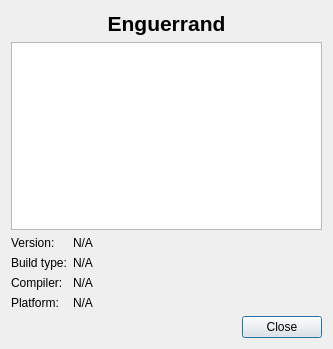
The window that src/ui/AboutDialog.ui (vmartinlac/enguerrand) describes before a commit, drawn with Qt 5.
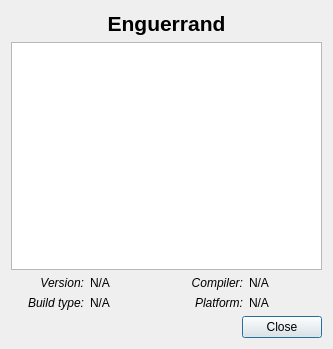
The same window after the commit.

Commit message: Improved about dialog.

```diff
--- a/src/ui/AboutDialog.ui
+++ b/src/ui/AboutDialog.ui
@@ -39,54 +39,20 @@
     </widget>
    </item>
    <item>
-    <layout class="QFormLayout" name="formLayout">
-     <item row="1" column="0">
-      <widget class="QLabel" name="buildTypeLabel">
-       <property name="text">
-        <string>Build type:</string>
-       </property>
-      </widget>
-     </item>
-     <item row="1" column="1">
-      <widget class="QLabel" name="build_type_label">
-       <property name="text">
-        <string>N/A</string>
-       </property>
-      </widget>
-     </item>
-     <item row="3" column="0">
-      <widget class="QLabel" name="label_3">
-       <property name="text">
-        <string>Platform:</string>
-       </property>
-      </widget>
-     </item>
-     <item row="3" column="1">
-      <widget class="QLabel" name="platform_label">
-       <property name="text">
-        <string>N/A</string>
-       </property>
-      </widget>
-     </item>
-     <item row="2" column="0">
-      <widget class="QLabel" name="label_5">
-       <property name="text">
-        <string>Compiler:</string>
-       </property>
-      </widget>
-     </item>
-     <item row="2" column="1">
-      <widget class="QLabel" name="compiler_label">
-       <property name="text">
-        <string>N/A</string>
-       </property>
-      </widget>
-     </item>
+    <layout class="QGridLayout" name="gridLayout">
      <item row="0" column="0">
       <widget class="QLabel" name="label_7">
+       <property name="font">
+        <font>
+         <italic>true</italic>
+        </font>
+       </property>
        <property name="text">
         <string>Version:</string>
        </property>
+       <property name="alignment">
+        <set>Qt::AlignRight|Qt::AlignTrailing|Qt::AlignVCenter</set>
+       </property>
       </widget>
      </item>
      <item row="0" column="1">
@@ -96,6 +62,72 @@
        </property>
       </widget>
      </item>
+     <item row="1" column="1">
+      <widget class="QLabel" name="build_type_label">
+       <property name="text">
+        <string>N/A</string>
+       </property>
+      </widget>
+     </item>
+     <item row="0" column="2">
+      <widget class="QLabel" name="label_5">
+       <property name="font">
+        <font>
+         <italic>true</italic>
+        </font>
+       </property>
+       <property name="text">
+        <string>Compiler:</string>
+       </property>
+       <property name="alignment">
+        <set>Qt::AlignRight|Qt::AlignTrailing|Qt::AlignVCenter</set>
+       </property>
+      </widget>
+     </item>
+     <item row="0" column="3">
+      <widget class="QLabel" name="compiler_label">
+       <property name="text">
+        <string>N/A</string>
+       </property>
+      </widget>
+     </item>
+     <item row="1" column="2">
+      <widget class="QLabel" name="label_3">
+       <property name="font">
+        <font>
+         <italic>true</italic>
+        </font>
+       </property>
+       <property name="text">
+        <string>Platform:</string>
+       </property>
+       <property name="alignment">
+        <set>Qt::AlignRight|Qt::AlignTrailing|Qt::AlignVCenter</set>
+       </property>
+      </widget>
+     </item>
+     <item row="1" column="3">
+      <widget class="QLabel" name="platform_label">
+       <property name="text">
+        <string>N/A</string>
+       </property>
+      </widget>
+     </item>
+     <item row="1" column="0">
+      <widget class="QLabel" name="buildTypeLabel">
+       <property name="font">
+        <font>
+         <italic>true</italic>
+        </font>
+       </property>
+       <property name="text">
+        <string>Build type:</string>
+       </property>
+       <property name="alignment">
+        <set>Qt::AlignRight|Qt::AlignTrailing|Qt::AlignVCenter</set>
+       </property>
+      </widget>
+     </item>
     </layout>
    </item>
    <item>
```
Left out of the diff: 3 changed lines with no effect on the pictures. The commit also changes 1 other file.
